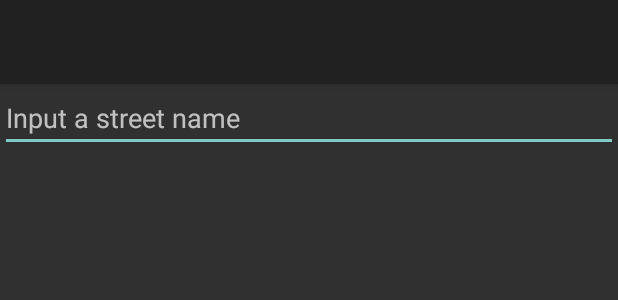
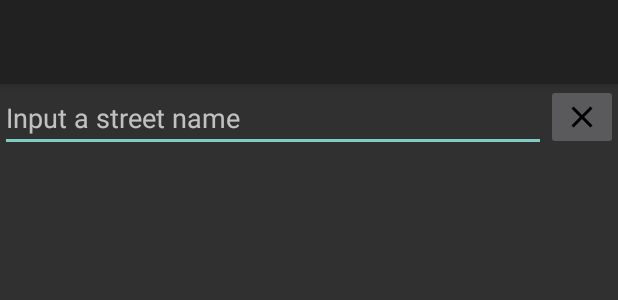
Before and after one commit to Mindavi/PackageDelivery, an Android app: the layout activity_add_address.xml on its own in the app's theme, with its tools: preview values and no code run, on a phone screen of 412 x 824 dp. Shown: the top 300 px of the screen. Run offline under Robolectric (Android 15) with nearby library versions, the phone set to English and light mode, and no system bars.

Commit message:
Clear button for if you accidentally click or type the wrong street

```diff
--- a/app/src/main/java/com/myapplication/rick/packagedelivery/activities/AddAddress.kt
+++ b/app/src/main/java/com/myapplication/rick/packagedelivery/activities/AddAddress.kt
@@ -38,6 +38,10 @@ class AddAddress : AppCompatActivity() {
             }
         }
 
+        clear_button.setOnClickListener { _ ->
+            street_input.setText("")
+        }
+
         street_input.addTextChangedListener(object : TextWatcher {
             override fun afterTextChanged(p0: Editable?) {
                 adapter.filter.filter(street_input.text)
--- /dev/null
+++ b/app/src/main/res/drawable/ic_clear_black_24dp.xml
@@ -0,0 +1,9 @@
+<vector xmlns:android="http://schemas.android.com/apk/res/android"
+        android:width="24dp"
+        android:height="24dp"
+        android:viewportWidth="24.0"
+        android:viewportHeight="24.0">
+    <path
+        android:fillColor="#FF000000"
+        android:pathData="M19,6.41L17.59,5 12,10.59 6.41,5 5,6.41 10.59,12 5,17.59 6.41,19 12,13.41 17.59,19 19,17.59 13.41,12z"/>
+</vector>
--- a/app/src/main/res/layout/activity_add_address.xml
+++ b/app/src/main/res/layout/activity_add_address.xml
@@ -21,19 +21,38 @@
 
     </android.support.design.widget.AppBarLayout>
 
+    <RelativeLayout
+        android:id="@+id/street_input_bar"
+        android:layout_below="@+id/appbar"
+        android:layout_width="match_parent"
+        android:layout_height="wrap_content">
         <EditText
             android:id="@+id/street_input"
             android:layout_width="match_parent"
             android:layout_height="wrap_content"
-        android:layout_below="@id/appbar"
             android:ems="10"
             android:inputType="textPersonName"
             android:text=""
-        android:hint="@string/input_street_name"/>
+            android:hint="@string/input_street_name"
+            android:layout_toStartOf="@+id/clear_button"/>
+
+        <ImageButton
+            android:id="@+id/clear_button"
+            android:layout_width="wrap_content"
+            android:layout_height="wrap_content"
+            android:contentDescription="@string/clear_button_description"
+            android:layout_alignParentEnd="true"
+            android:scaleType="centerInside"
+            android:adjustViewBounds="true"
+            app:srcCompat="@drawable/ic_clear_black_24dp"
+            />
+    </RelativeLayout>
+
     <ListView
         android:id="@+id/suggestions_list"
-        android:layout_below="@id/street_input"
+        android:layout_below="@id/street_input_bar"
         android:layout_width="match_parent"
         android:layout_height="match_parent"/>
 
+
 </RelativeLayout>
--- a/app/src/main/res/values/strings.xml
+++ b/app/src/main/res/values/strings.xml
@@ -7,4 +7,5 @@
     <string name="load_format">Load format</string>
     <string name="title_activity_add_address">AddAddress</string>
     <string name="input_street_name">Input a street name</string>
+    <string name="clear_button_description">clear button</string>
 </resources>
```
Also changed, not shown: 1 other file. Lines whose indentation alone changed are shown as unchanged.
